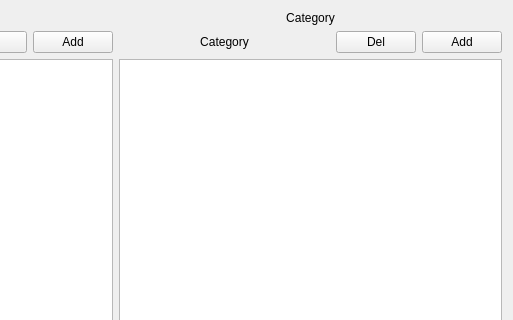
Qt form DBPARAMS.ui (doubsman/DBAlbums) before a commit; both pictures show x 679 to 1192 and y 0 to 320 of the 1192 by 876 pixel window.
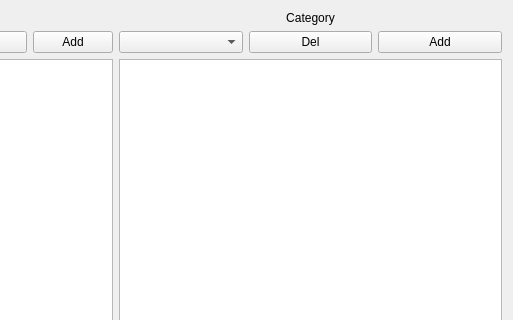
The same form after that commit.

```diff
--- a/DBPARAMS.ui
+++ b/DBPARAMS.ui
@@ -108,23 +108,7 @@
        <item>
         <layout class="QHBoxLayout" name="horizontalLayout">
          <item>
-          <widget class="QLabel" name="label_cate">
-           <property name="sizePolicy">
-            <sizepolicy hsizetype="Expanding" vsizetype="Preferred">
-             <horstretch>0</horstretch>
-             <verstretch>0</verstretch>
-            </sizepolicy>
-           </property>
-           <property name="layoutDirection">
-            <enum>Qt::LeftToRight</enum>
-           </property>
-           <property name="text">
-            <string>Category</string>
-           </property>
-           <property name="alignment">
-            <set>Qt::AlignCenter</set>
-           </property>
-          </widget>
+          <widget class="QComboBox" name="comboBox_cate"/>
          </item>
          <item>
           <widget class="QPushButton" name="btn_supcate">
```
